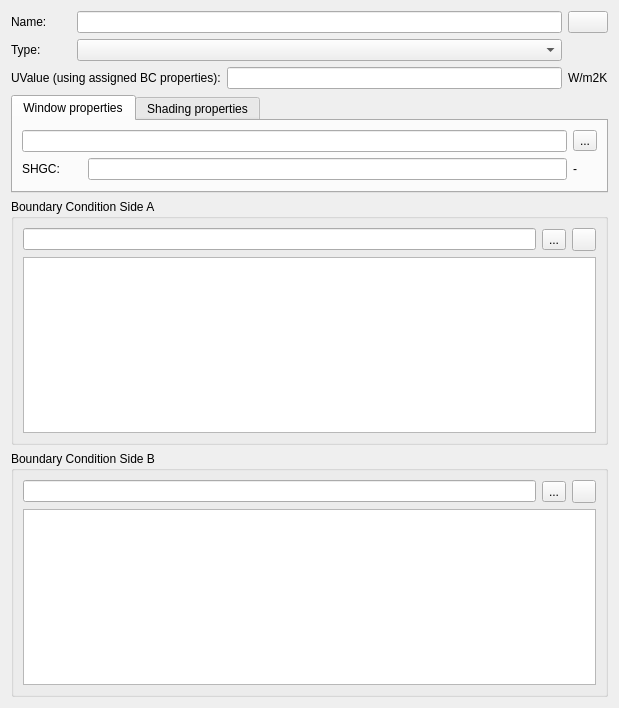
Old version of the form SIM-VICUS/src/SVDBSubSurfaceComponentEditWidget.ui in the repository ghorwin/SIM-VICUS.
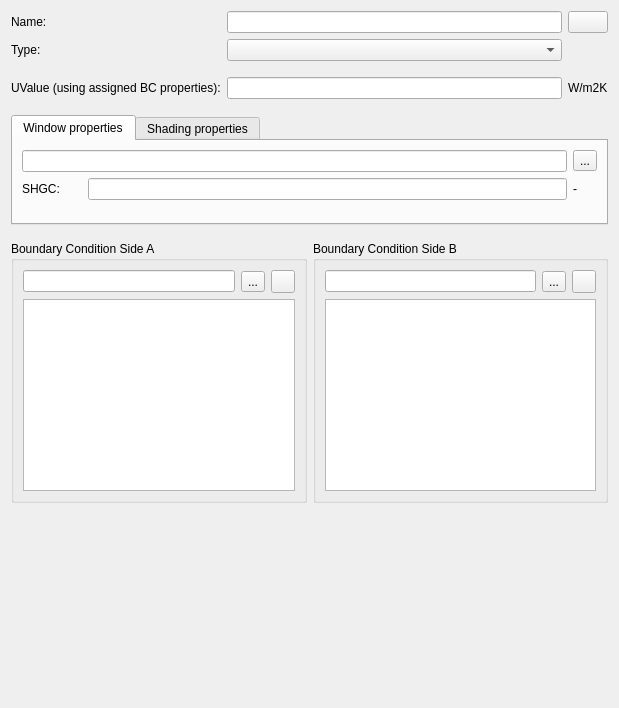
New version of the form. Icons and pictures are not drawn. Custom widgets are drawn as their Qt base class.

Commit message: implement plots in windows DB Dialog

```diff
--- a/SIM-VICUS/src/SVDBSubSurfaceComponentEditWidget.ui
+++ b/SIM-VICUS/src/SVDBSubSurfaceComponentEditWidget.ui
@@ -13,42 +13,12 @@
   <property name="windowTitle">
    <string>Form</string>
   </property>
-  <layout class="QVBoxLayout" name="masterLayout">
+  <layout class="QVBoxLayout" name="verticalLayout">
    <item>
-    <layout class="QGridLayout" name="gridLayout">
-     <item row="0" column="0">
-      <widget class="QLabel" name="labelDisplayName">
-       <property name="minimumSize">
-        <size>
-         <width>60</width>
-         <height>0</height>
-        </size>
-       </property>
-       <property name="text">
-        <string>Name:</string>
-       </property>
-      </widget>
-     </item>
+    <layout class="QGridLayout" name="masterL">
      <item row="0" column="1">
       <widget class="QtExt::LanguageStringEditWidget1" name="lineEditName"/>
      </item>
-     <item row="0" column="2">
-      <widget class="QtExt::ColorButton" name="pushButtonColor">
-       <property name="sizePolicy">
-        <sizepolicy hsizetype="Fixed" vsizetype="Fixed">
-         <horstretch>0</horstretch>
-         <verstretch>0</verstretch>
-        </sizepolicy>
-       </property>
-      </widget>
-     </item>
-     <item row="1" column="0">
-      <widget class="QLabel" name="labelComponentType">
-       <property name="text">
-        <string>Type:</string>
-       </property>
-      </widget>
-     </item>
      <item row="1" column="1">
       <widget class="QComboBox" name="comboBoxSubSurfaceType">
        <property name="sizePolicy">
@@ -59,24 +29,17 @@
        </property>
       </widget>
      </item>
-    </layout>
-   </item>
-   <item>
-    <layout class="QHBoxLayout" name="horizontalLayout">
-     <item>
-      <widget class="QLabel" name="labelDisplayName_2">
-       <property name="minimumSize">
-        <size>
-         <width>60</width>
-         <height>0</height>
-        </size>
-       </property>
-       <property name="text">
-        <string>UValue (using assigned BC properties):</string>
+     <item row="0" column="2">
+      <widget class="QtExt::ColorButton" name="pushButtonColor">
+       <property name="sizePolicy">
+        <sizepolicy hsizetype="Fixed" vsizetype="Fixed">
+         <horstretch>0</horstretch>
+         <verstretch>0</verstretch>
+        </sizepolicy>
        </property>
       </widget>
      </item>
-     <item>
+     <item row="3" column="1">
       <widget class="QLineEdit" name="lineEditUValue">
        <property name="toolTip">
         <string>U-value is being calculated using the heat conduction values from the assigned boundary conditions.</string>
@@ -86,15 +49,80 @@
        </property>
       </widget>
      </item>
-     <item>
+     <item row="1" column="0">
+      <widget class="QLabel" name="labelComponentType">
+       <property name="text">
+        <string>Type:</string>
+       </property>
+      </widget>
+     </item>
+     <item row="0" column="0">
+      <widget class="QLabel" name="labelDisplayName">
+       <property name="minimumSize">
+        <size>
+         <width>60</width>
+         <height>0</height>
+        </size>
+       </property>
+       <property name="text">
+        <string>Name:</string>
+       </property>
+      </widget>
+     </item>
+     <item row="3" column="2">
       <widget class="QLabel" name="labelDisplayName_3">
        <property name="text">
         <string>W/m2K</string>
        </property>
       </widget>
      </item>
+     <item row="3" column="0">
+      <widget class="QLabel" name="labelDisplayName_2">
+       <property name="minimumSize">
+        <size>
+         <width>60</width>
+         <height>0</height>
+        </size>
+       </property>
+       <property name="text">
+        <string>UValue (using assigned BC properties):</string>
+       </property>
+      </widget>
+     </item>
+     <item row="2" column="1">
+      <spacer name="verticalSpacer_3">
+       <property name="orientation">
+        <enum>Qt::Vertical</enum>
+       </property>
+       <property name="sizeType">
+        <enum>QSizePolicy::Fixed</enum>
+       </property>
+       <property name="sizeHint" stdset="0">
+        <size>
+         <width>20</width>
+         <height>10</height>
+        </size>
+       </property>
+      </spacer>
+     </item>
     </layout>
    </item>
+   <item>
+    <spacer name="verticalSpacer_4">
+     <property name="orientation">
+      <enum>Qt::Vertical</enum>
+     </property>
+     <property name="sizeType">
+      <enum>QSizePolicy::Fixed</enum>
+     </property>
+     <property name="sizeHint" stdset="0">
+      <size>
+       <width>20</width>
+       <height>10</height>
+      </size>
+     </property>
+    </spacer>
+   </item>
    <item>
     <widget class="QTabWidget" name="tabWidgetShading">
      <property name="sizePolicy">
@@ -118,6 +146,13 @@
          </property>
         </widget>
        </item>
+       <item row="1" column="2">
+        <widget class="QLabel" name="labelDisplayName_6">
+         <property name="text">
+          <string>-</string>
+         </property>
+        </widget>
+       </item>
        <item row="1" column="1">
         <widget class="QLineEdit" name="lineEditSHGCValue">
          <property name="toolTipDuration">
@@ -148,10 +183,13 @@
          </property>
         </widget>
        </item>
-       <item row="1" column="2">
-        <widget class="QLabel" name="labelDisplayName_6">
-         <property name="text">
-          <string>-</string>
+       <item row="2" column="0" colspan="3">
+        <widget class="QwtPlot" name="shgcPlot" native="true">
+         <property name="sizePolicy">
+          <sizepolicy hsizetype="Expanding" vsizetype="Preferred">
+           <horstretch>0</horstretch>
+           <verstretch>0</verstretch>
+          </sizepolicy>
          </property>
         </widget>
        </item>
@@ -216,6 +254,24 @@
     </widget>
    </item>
    <item>
+    <spacer name="verticalSpacer_5">
+     <property name="orientation">
+      <enum>Qt::Vertical</enum>
+     </property>
+     <property name="sizeType">
+      <enum>QSizePolicy::Fixed</enum>
+     </property>
+     <property name="sizeHint" stdset="0">
+      <size>
+       <width>20</width>
+       <height>10</height>
+      </size>
+     </property>
+    </spacer>
+   </item>
+   <item>
+    <layout class="QHBoxLayout" name="horizontalLayout_2">
+     <item>
     <widget class="QGroupBox" name="groupBox_2">
      <property name="title">
       <string>Boundary Condition Side A</string>
@@ -276,16 +332,23 @@
     </widget>
    </item>
   </layout>
+   </item>
+   <item>
+    <spacer name="verticalSpacer_2">
+     <property name="orientation">
+      <enum>Qt::Vertical</enum>
+     </property>
+     <property name="sizeHint" stdset="0">
+      <size>
+       <width>20</width>
+       <height>40</height>
+      </size>
+     </property>
+    </spacer>
+   </item>
+  </layout>
  </widget>
  <customwidgets>
-  <customwidget>
-   <class>QtExt::ValidatingLineEdit</class>
-   <extends>QLineEdit</extends>
-   <header location="global">QtExt_ValidatingLineEdit.h</header>
-   <slots>
-    <signal>editingFinishedSuccessfully()</signal>
-   </slots>
-  </customwidget>
   <customwidget>
    <class>QtExt::ColorButton</class>
    <extends>QPushButton</extends>
@@ -297,6 +360,20 @@
    <header location="global">QtExt_LanguageStringEditWidget1.h</header>
    <container>1</container>
   </customwidget>
+  <customwidget>
+   <class>QtExt::ValidatingLineEdit</class>
+   <extends>QLineEdit</extends>
+   <header location="global">QtExt_ValidatingLineEdit.h</header>
+   <slots>
+    <signal>editingFinishedSuccessfully()</signal>
+   </slots>
+  </customwidget>
+  <customwidget>
+   <class>QwtPlot</class>
+   <extends>QWidget</extends>
+   <header location="global">qwt_plot.h</header>
+   <container>1</container>
+  </customwidget>
  </customwidgets>
  <resources>
   <include location="../resources/SIM-VICUS.qrc"/>
```
Lines whose indentation alone changed are shown as unchanged. The commit also changes 8 other files.
